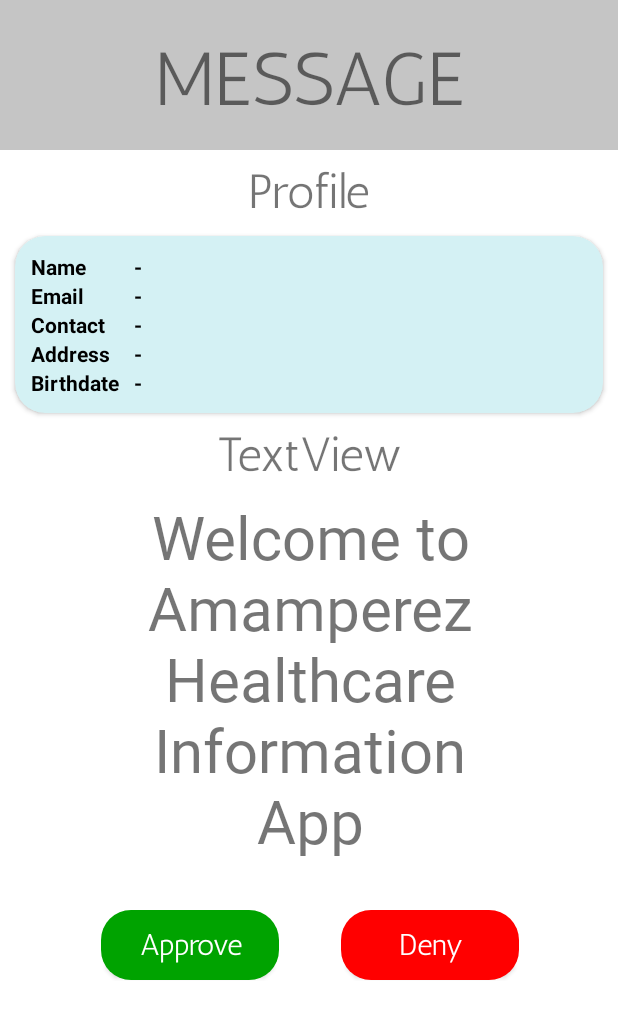
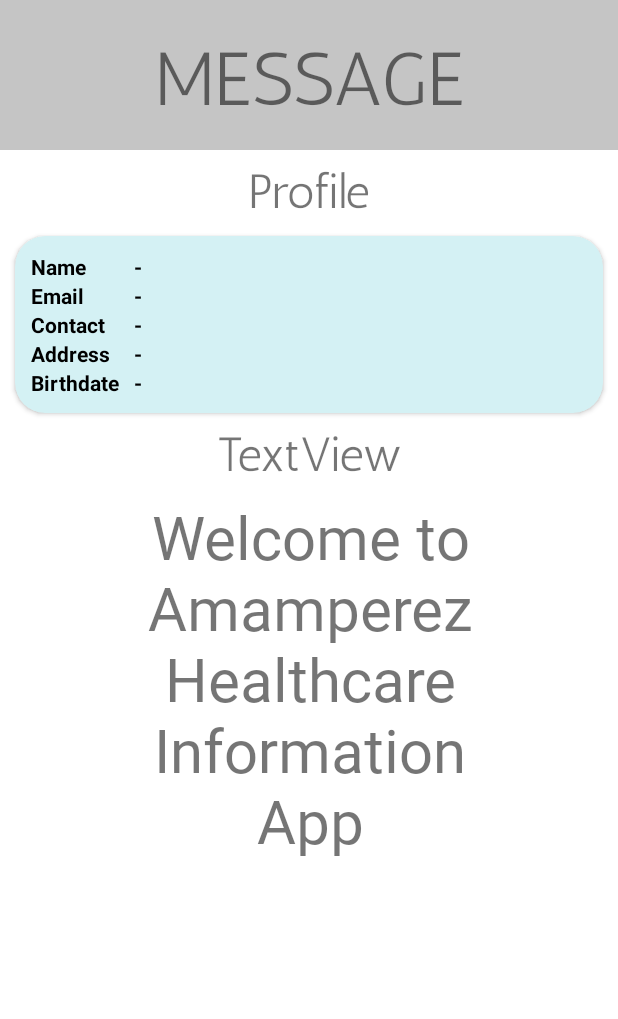
Before and after one commit to Halifx17/AdminLIGTASystem, an Android app: the layout activity_inbox_view.xml on its own in the app's theme, with its tools: preview values and no code run, on a phone screen of 412 x 824 dp. Shown: the top 1019 px of the screen. Run offline under Robolectric (Android 15) with nearby library versions, the phone set to English and light mode, and no system bars.

Commit message:
Admin LIGTASystem 3.4

```diff
--- a/app/src/main/res/layout/activity_inbox_view.xml
+++ b/app/src/main/res/layout/activity_inbox_view.xml
@@ -205,35 +205,6 @@
         app:layout_constraintTop_toBottomOf="@+id/inboxTypeText" />
 
 
-    <androidx.appcompat.widget.AppCompatButton
-        android:id="@+id/approveBtn"
-        android:layout_width="120dp"
-        android:layout_height="wrap_content"
-        android:layout_marginTop="32dp"
-        android:background="@drawable/shape_circle_1"
-        android:fontFamily="@font/antic"
-        android:text="Approve"
-        android:textAllCaps="false"
-        android:textColor="@color/white"
-        android:textSize="20sp"
-        app:errorTextColor="@color/red"
-        app:layout_constraintStart_toStartOf="@+id/inboxConcernText"
-        app:layout_constraintTop_toBottomOf="@+id/inboxConcernText" />
-
-    <androidx.appcompat.widget.AppCompatButton
-        android:id="@+id/denyBtn"
-        android:layout_width="120dp"
-        android:layout_height="wrap_content"
-        android:layout_marginTop="32dp"
-        android:background="@drawable/shape_circle_2"
-        android:fontFamily="@font/antic"
-        android:text="Deny"
-        android:textAllCaps="false"
-        android:textColor="@color/white"
-        android:textSize="20sp"
-        app:errorTextColor="@color/red"
-        app:layout_constraintEnd_toEndOf="@+id/inboxConcernText"
-        app:layout_constraintTop_toBottomOf="@+id/inboxConcernText" />
     </androidx.constraintlayout.widget.ConstraintLayout>
 
 
```
